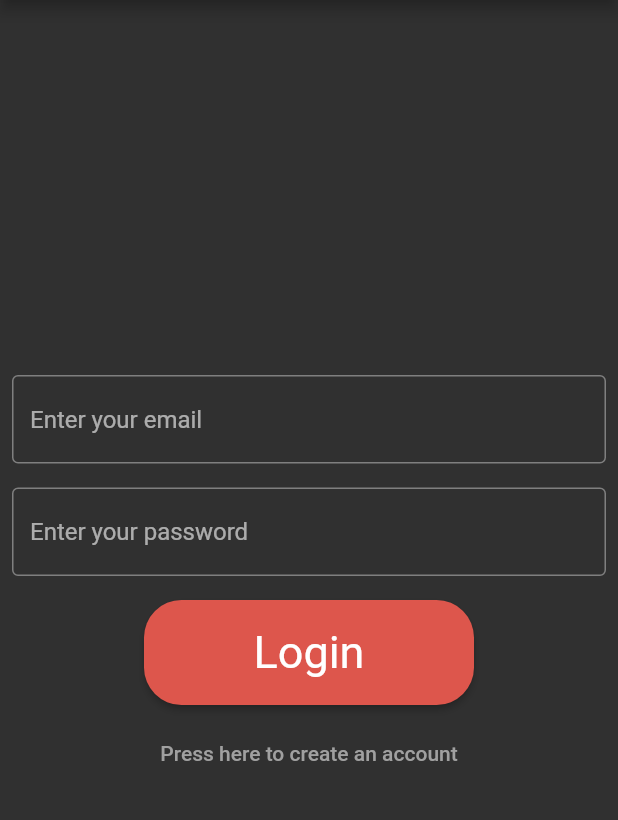
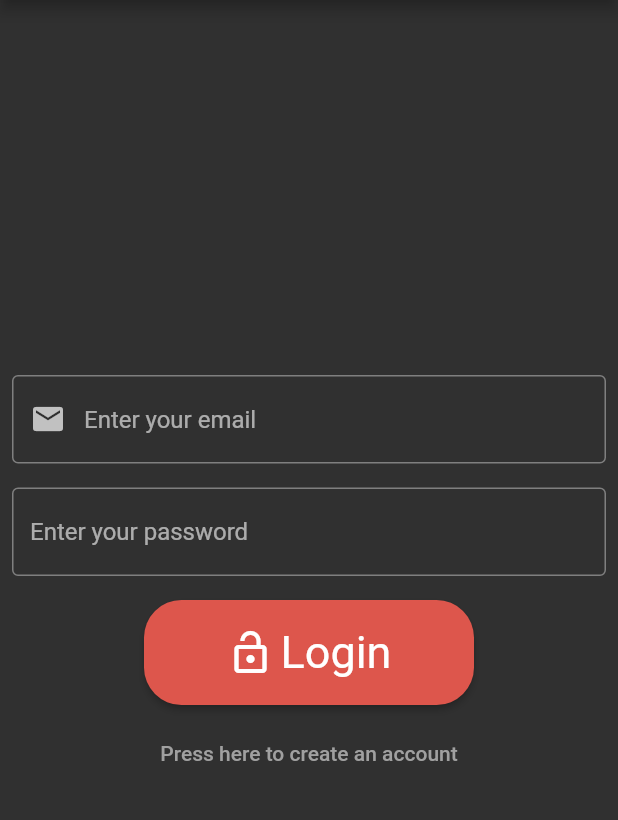
Before and after one commit to nicolas-ferrada/mycustomnotes_website, a Flutter app: the screen it shows after launch, after a tap on "Login", on a phone screen of 412 x 824 dp, the part 84-904 px from its top. Run offline on Flutter 3.47's test engine with Material 2 defaults, Android fonts, the phone set to English and light mode, and no system bars; our stand-ins replace firebase_auth, firebase_core; accounts and stored records are empty; network calls fail.

Commit message:
working login and register

```diff
--- a/lib/UI/pages/home_page.dart
+++ b/lib/UI/pages/home_page.dart
@@ -11,7 +11,7 @@ class _HomePageState extends State<HomePage> {
   @override
   Widget build(BuildContext context) {
     return const Text(
-      "You're logged in, welcome to home page"
+      "You're logged in, welcome to home page, user: "
     );
   }
 }
--- a/lib/UI/pages/login_page.dart
+++ b/lib/UI/pages/login_page.dart
@@ -1,7 +1,23 @@
+import 'package:firebase_auth/firebase_auth.dart';
 import 'package:flutter/material.dart';
 
-class LoginPage extends StatelessWidget {
+class LoginPage extends StatefulWidget {
   const LoginPage({super.key});
+
+  @override
+  State<LoginPage> createState() => _LoginPageState();
+}
+
+class _LoginPageState extends State<LoginPage> {
+  final _emailLoginController = TextEditingController();
+  final _passwordLoginController = TextEditingController();
+
+  @override
+  void dispose() {
+    _emailLoginController.dispose();
+    _passwordLoginController.dispose();
+    super.dispose();
+  }
 
   @override
   Widget build(BuildContext context) {
@@ -15,20 +31,28 @@ class LoginPage extends StatelessWidget {
           mainAxisAlignment: MainAxisAlignment.center,
           children: [
             //Mail user input
-            const Padding(
-              padding: EdgeInsets.all(8.0),
-              child: TextField(
-                decoration: InputDecoration(
+            Padding(
+              padding: const EdgeInsets.all(8.0),
+              child: TextFormField(
+                controller: _emailLoginController,
+                keyboardType: TextInputType.emailAddress,
+                autofillHints: const [AutofillHints.email],
+                decoration: const InputDecoration(
                   hintText: 'Enter your email',
+                  prefixIcon: Icon(Icons.mail),
                   border: OutlineInputBorder(),
                 ),
               ),
             ),
-            //password user input
-            const Padding(
-              padding: EdgeInsets.all(8.0),
+            //Password user input
+            Padding(
+              padding: const EdgeInsets.all(8.0),
               child: TextField(
-                decoration: InputDecoration(
+                controller: _passwordLoginController,
+                obscureText: true,
+                enableSuggestions: false,
+                autocorrect: false,
+                decoration: const InputDecoration(
                   hintText: 'Enter your password',
                   border: OutlineInputBorder(),
                 ),
@@ -37,7 +61,15 @@ class LoginPage extends StatelessWidget {
             //Login button
             Padding(
               padding: const EdgeInsets.all(8.0),
-              child: ElevatedButton(
+              child: ElevatedButton.icon(
+                icon: const Icon(
+                  Icons.lock_open,
+                  size: 32,
+                ),
+                label: const Text(
+                  'Login',
+                  style: TextStyle(fontSize: 30),
+                ),
                 style: ElevatedButton.styleFrom(
                   textStyle: const TextStyle(fontSize: 30),
                   backgroundColor: const Color.fromARGB(255, 221, 86, 76),
@@ -47,21 +79,27 @@ class LoginPage extends StatelessWidget {
                   ),
                   padding: const EdgeInsets.all(10),
                 ),
-                onPressed: () {},
-                child: const Text('Login'),
+                onPressed: () {
+                  _loginFirebase(_emailLoginController.text, _passwordLoginController.text);
+                },
               ),
             ),
-            //Create account button
+            //Press here to create an account button
             TextButton(
               onPressed: () {
                 Navigator.pushNamed(context, '/RegisterPage');
               },
               child: const Text('Press here to create an account',
                   style: TextStyle(color: Color.fromARGB(255, 160, 160, 160))),
-            )
+            ),
           ],
         ),
       ),
     );
   }
 }
+
+Future _loginFirebase(String email, String password) async {
+  await FirebaseAuth.instance
+      .signInWithEmailAndPassword(email: email, password: password);
+}
--- a/lib/main.dart
+++ b/lib/main.dart
@@ -1,6 +1,9 @@
+import 'package:firebase_core/firebase_core.dart';
 import 'package:flutter/material.dart';
 import 'package:mycustomnotes/UI/routes.dart';
 
-void main() {
+Future main() async {
+  WidgetsFlutterBinding.ensureInitialized();
+  await Firebase.initializeApp();
   runApp(const Routes());
 }
--- a/pubspec.yaml
+++ b/pubspec.yaml
@@ -36,6 +36,8 @@ dependencies:
   # The following adds the Cupertino Icons font to your application.
   # Use with the CupertinoIcons class for iOS style icons.
   cupertino_icons: ^1.0.2
+  firebase_core: ^2.3.0
+  firebase_auth: ^4.1.3
 
 dev_dependencies:
   flutter_test:
```
Also changed, not shown: lib/UI/pages/register_page.dart (+36 -18 lines), pubspec.lock, 4 other files.
